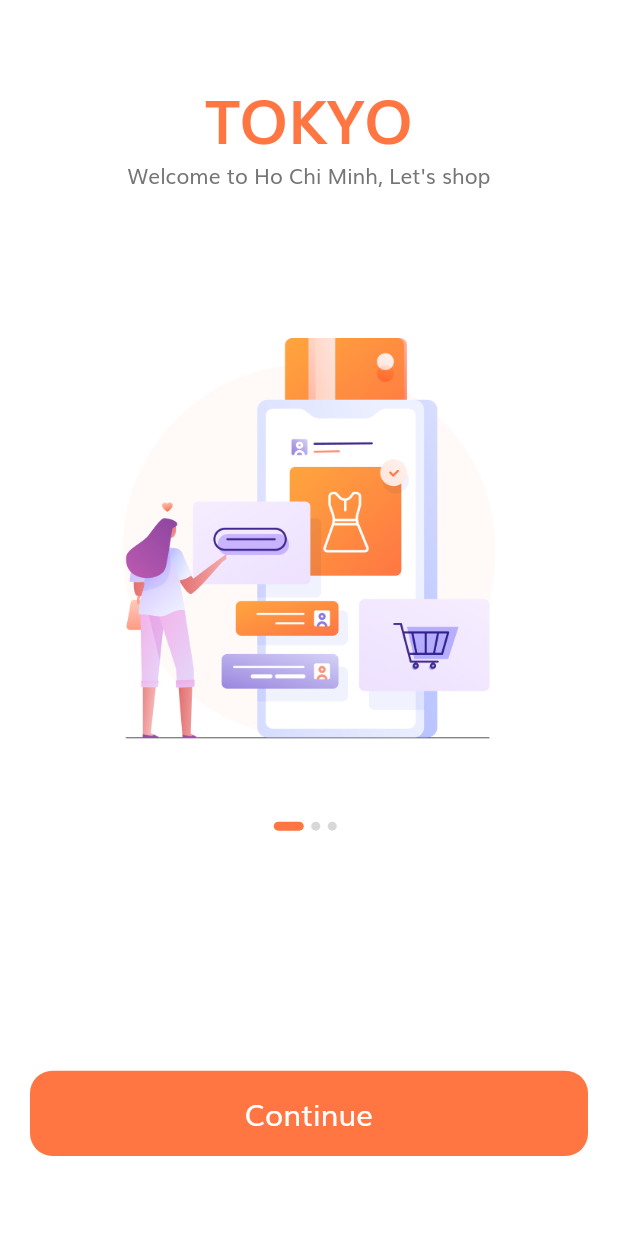
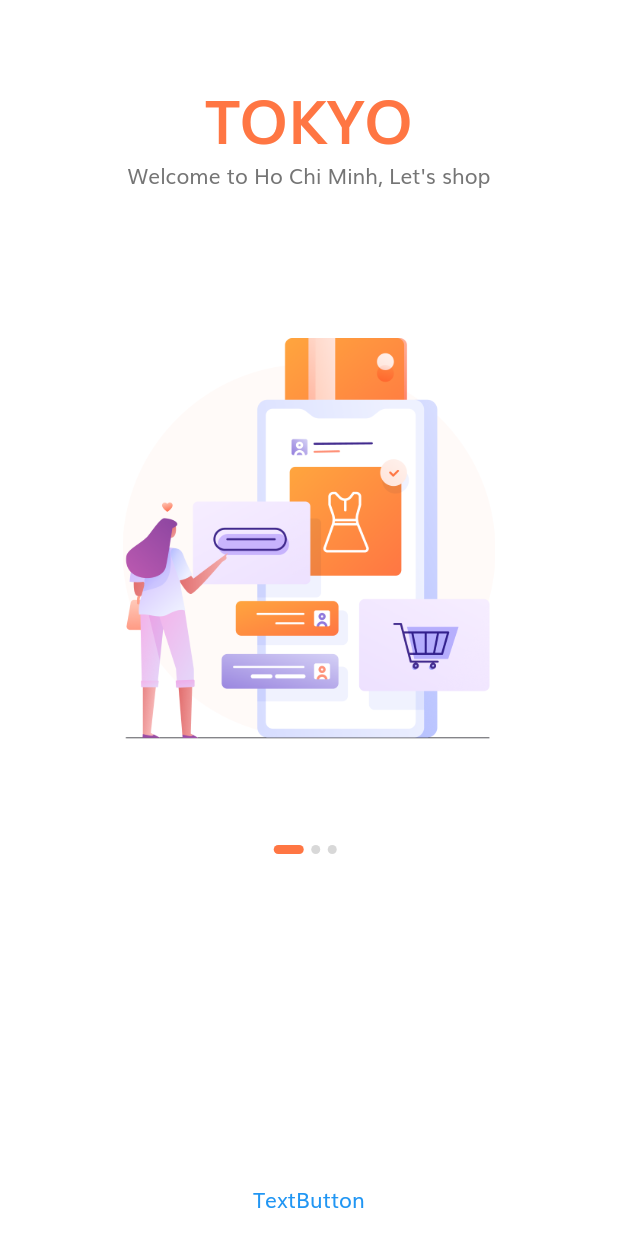
Before and after one commit to TanLocIT200600/do_an_flutter, a Flutter app: the screen it shows after launch, on a phone screen of 412 x 824 dp. Run offline on Flutter 3.47's test engine with Material 2 defaults, Android fonts, the phone set to English and light mode, and no system bars.

```diff
--- a/lib/components/default_button.dart
+++ b/lib/components/default_button.dart
@@ -1,34 +1,34 @@
-import 'package:flutter/material.dart';
-import 'package:flutter_application_1/constants.dart';
-import 'package:flutter_application_1/size_config.dart';
+// import 'package:flutter/material.dart';
+// import 'package:flutter_application_1/constants.dart';
+// import 'package:flutter_application_1/size_config.dart';
 
-class DefaultButton extends StatelessWidget {
-  const DefaultButton({
-    Key? key,
-    this.text,
-    this.press,
-  }) : super(key: key);
-  final String? text;
-  final Function? press;
+// class DefaultButton extends StatelessWidget {
+//   const DefaultButton({
+//     Key? key,
+//     this.text,
+//     this.press,
+//   }) : super(key: key);
+//   final String? text;
+//   final Function? press;
 
-  @override
-  Widget build(BuildContext context) {
-    return SizedBox(
-      width: double.infinity,
-      height: getProportionateScreenHeight(56),
-      child: FlatButton(
-          shape: RoundedRectangleBorder(
-            borderRadius: BorderRadius.circular(15),
-          ),
-          color: kPrimaryColor,
-          onPressed: press as void Function()?,
-          child: Text(
-            text!,
-            style: TextStyle(
-              fontSize: getProportionateScreenWidth(18),
-              color: Colors.white,
-            ),
-          )),
-    );
-  }
-}
+//   @override
+//   Widget build(BuildContext context) {
+//     return SizedBox(
+//       width: double.infinity,
+//       height: getProportionateScreenHeight(56),
+//       child: FlatButton(
+//           shape: RoundedRectangleBorder(
+//             borderRadius: BorderRadius.circular(15),
+//           ),
+//           color: kPrimaryColor,
+//           onPressed: press(){},
+//           child: Text(
+//             text!,
+//             style: TextStyle(
+//               fontSize: getProportionateScreenWidth(18),
+//               color: Colors.white,
+//             ),
+//           )),
+//     );
+//   }
+// }
--- a/lib/routes.dart
+++ b/lib/routes.dart
@@ -1,16 +1,14 @@
 import 'package:flutter/material.dart';
+import 'package:flutter_application_1/components/custom_navbar_bottom.dart';
 import 'package:flutter_application_1/screens/home/home_screen.dart';
 import 'package:flutter_application_1/screens/sign_in/sign_in_screen.dart';
 import 'package:flutter_application_1/screens/splash/splash_screen.dart';
-// import 'package:flutter_application_1/screen/sign_in/sign_in_screen.dart';
-// import 'package:flutter_application_1/screen/splash/components/splash_content.dart';
-// import 'package:flutter_application_1/screen/splash/splash_screen.dart';
 
 // we use name route
 // all our routes will be available here
 final Map<String, WidgetBuilder> routes = {
   SplashScreen.routeName: (context) => SplashScreen(),
   SignInScreen.routeName: (context) => SignInScreen(),
-
-  HomeScreen.routeName: (context) => HomeScreen(),
+  // '/home': (context) => MyHome(),
+  '/': (context) => CustomBottomNavigation(),
 };
--- a/lib/screens/splash/components/body.dart
+++ b/lib/screens/splash/components/body.dart
@@ -67,13 +67,28 @@ class _BodyState extends State<Body> {
                     ),
                   ),
                   Spacer(flex: 3),
-                  DefaultButton(
-                    text: "Continue",
-                    press: () {
-                      Navigator.pushNamed(context, HomeScreen.routeName);
-                    },
-                  ),
-                  Spacer(),
+                  TextButton(
+                      style: ButtonStyle(
+                        foregroundColor:
+                            MaterialStateProperty.all<Color>(Colors.blue),
+                        overlayColor: MaterialStateProperty.resolveWith<Color?>(
+                          (Set<MaterialState> states) {
+                            if (states.contains(MaterialState.hovered))
+                              return Colors.blue.withOpacity(0.04);
+                            if (states.contains(MaterialState.focused) ||
+                                states.contains(MaterialState.pressed))
+                              return Colors.blue.withOpacity(0.12);
+                            return null; // Defer to the widget's default.
+                          },
+                        ),
+                      ),
+                      // onPressed: () {
+                      //   Navigator.pushNamed(context, '/home');
+                      // },
+                      onPressed: () {
+                        Navigator.pushNamed(context, '/');
+                      },
+                      child: Text('TextButton'))
                 ],
               ),
             ),
```
Also changed, not shown: lib/components/custom_navbar_bottom.dart (+70 -69 lines), lib/screens/category/category_screen.dart (added, +8 -0 lines), lib/screens/favorite/favorite_screen.dart (added, +8 -0 lines), lib/screens/home/home_screen.dart (+4 -31 lines), lib/screens/menu/menu_screen.dart (added, +8 -0 lines).
